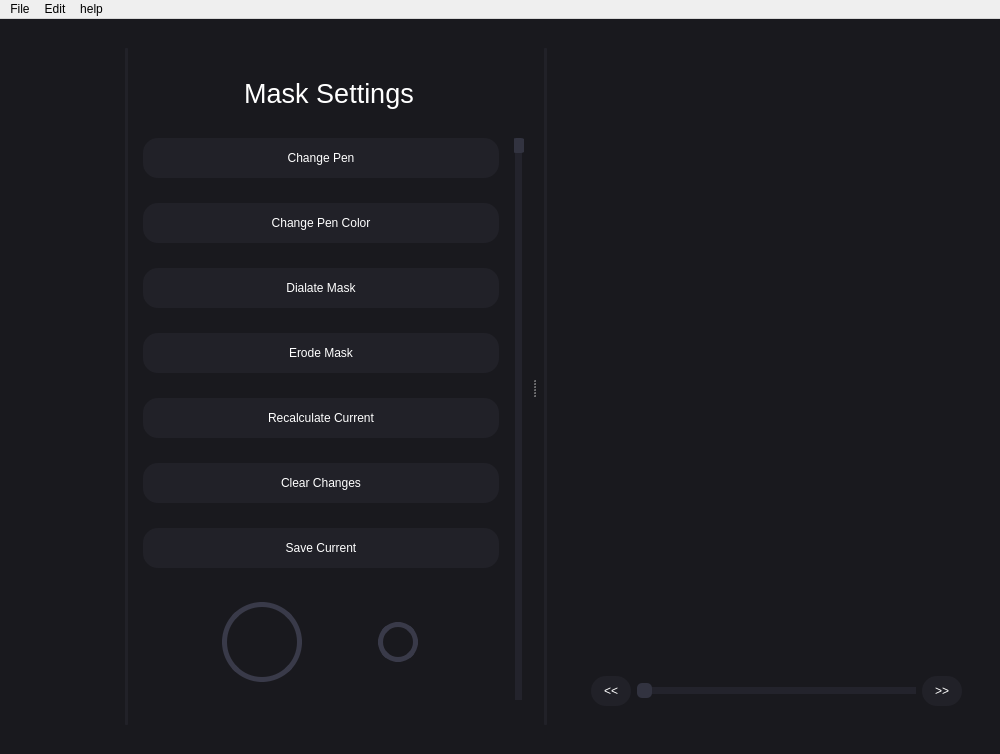
Qt form Assets/mainwindow.ui (0vlll/noscope) before a commit.
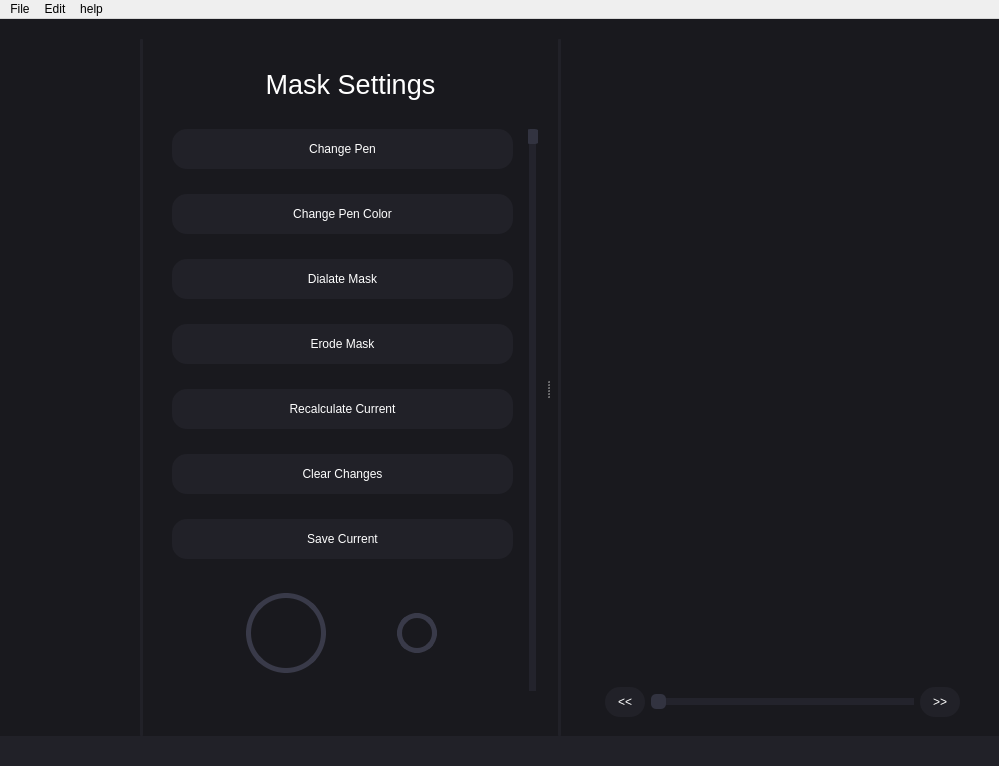
The same form after that commit. Icons and pictures are not drawn.

Commit message: Added save dialog and information bar

Patch:
```diff
--- a/Assets/mainwindow.ui
+++ b/Assets/mainwindow.ui
@@ -6,8 +6,8 @@
    <rect>
     <x>0</x>
     <y>0</y>
-    <width>1000</width>
-    <height>754</height>
+    <width>999</width>
+    <height>766</height>
    </rect>
   </property>
   <property name="focusPolicy">
@@ -33,20 +33,35 @@
      <number>0</number>
     </property>
     <property name="leftMargin">
-     <number>20</number>
+     <number>0</number>
     </property>
     <property name="topMargin">
      <number>20</number>
     </property>
     <property name="rightMargin">
-     <number>20</number>
+     <number>0</number>
     </property>
     <property name="bottomMargin">
-     <number>20</number>
+     <number>0</number>
     </property>
     <item>
      <widget class="QWidget" name="widget" native="true">
       <layout class="QHBoxLayout" name="horizontalLayout">
+       <property name="spacing">
+        <number>20</number>
+       </property>
+       <property name="leftMargin">
+        <number>30</number>
+       </property>
+       <property name="topMargin">
+        <number>0</number>
+       </property>
+       <property name="rightMargin">
+        <number>30</number>
+       </property>
+       <property name="bottomMargin">
+        <number>0</number>
+       </property>
        <item>
         <widget class="QWidget" name="side_menu" native="true">
          <property name="minimumSize">
@@ -302,8 +317,8 @@
             <rect>
              <x>0</x>
              <y>0</y>
-             <width>372</width>
-             <height>681</height>
+             <width>379</width>
+             <height>694</height>
             </rect>
            </property>
            <property name="sizePolicy">
@@ -1441,6 +1456,63 @@
       <zorder>vertical_divider_side_menu</zorder>
      </widget>
     </item>
+    <item>
+     <widget class="QWidget" name="info_bar" native="true">
+      <property name="sizePolicy">
+       <sizepolicy hsizetype="Preferred" vsizetype="Preferred">
+        <horstretch>0</horstretch>
+        <verstretch>0</verstretch>
+       </sizepolicy>
+      </property>
+      <property name="minimumSize">
+       <size>
+        <width>0</width>
+        <height>30</height>
+       </size>
+      </property>
+      <property name="maximumSize">
+       <size>
+        <width>16777215</width>
+        <height>30</height>
+       </size>
+      </property>
+      <property name="styleSheet">
+       <string notr="true">QWidget{
+	background-color: rgb(33,33, 40);
+}
+</string>
+      </property>
+      <layout class="QHBoxLayout" name="horizontalLayout_7">
+       <property name="leftMargin">
+        <number>30</number>
+       </property>
+       <property name="topMargin">
+        <number>0</number>
+       </property>
+       <property name="rightMargin">
+        <number>30</number>
+       </property>
+       <property name="bottomMargin">
+        <number>0</number>
+       </property>
+       <item>
+        <widget class="QLabel" name="info_label">
+         <property name="styleSheet">
+          <string notr="true">QLabel{
+	color: white;
+}</string>
+         </property>
+         <property name="text">
+          <string/>
+         </property>
+         <property name="alignment">
+          <set>Qt::AlignCenter</set>
+         </property>
+        </widget>
+       </item>
+      </layout>
+     </widget>
+    </item>
    </layout>
   </widget>
   <widget class="QMenuBar" name="menuBar">
@@ -1448,7 +1520,7 @@
     <rect>
      <x>0</x>
      <y>0</y>
-     <width>1000</width>
+     <width>999</width>
      <height>22</height>
     </rect>
    </property>
```
The commit also changes 6 other files.
